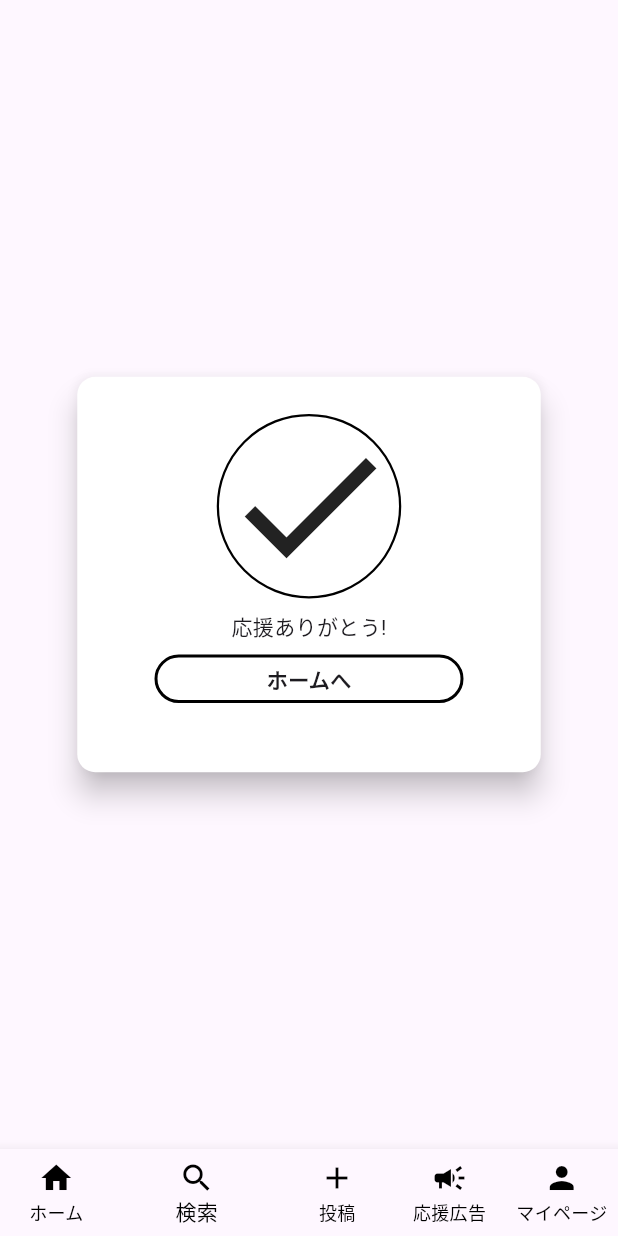
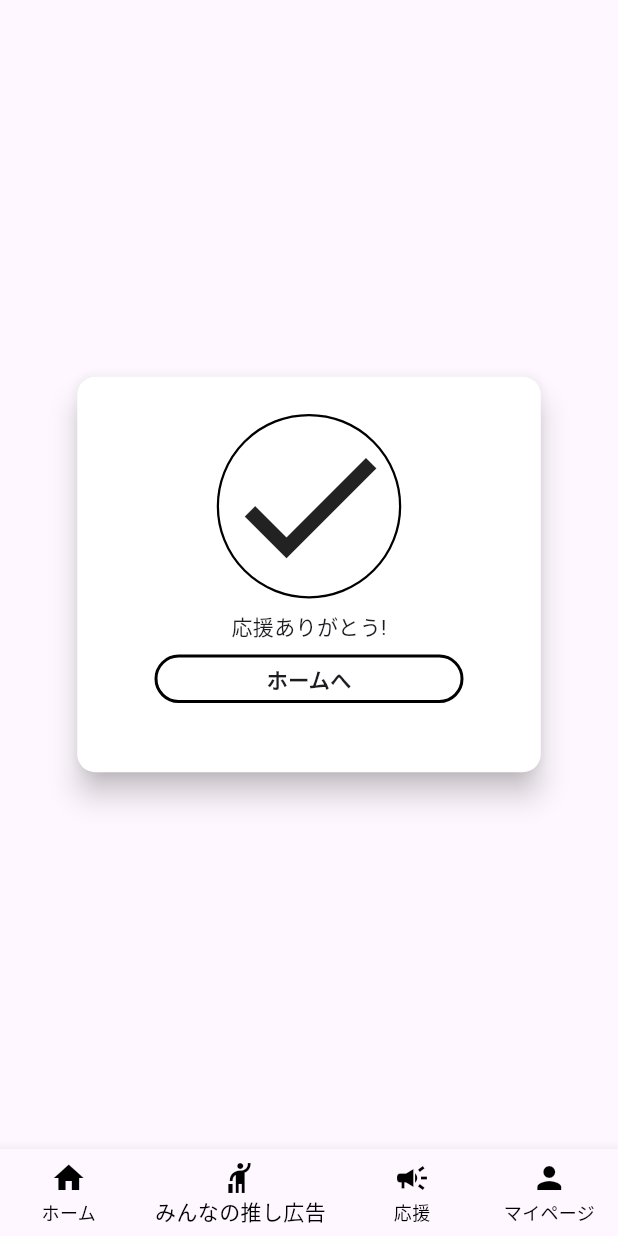
Before and after one commit to gls-tohtech/oshikatsu-product, a Flutter app: the screen it shows after launch, item 2 of the bottom bar chosen, on a phone screen of 412 x 824 dp. Run offline on Flutter 3.47's test engine with Material 3 defaults, Android fonts, the phone set to English and light mode, and no system bars; our stand-ins replace cloud_firestore, file_picker, firebase_auth, firebase_core, firebase_storage, flutter_chat_types and 4 more; missing offline and left inert: flutter_firebase_chat_core; accounts and stored records are empty; network calls fail; project files that could hold a hidden picture were left out.

Commit message:
ボトムバーの変更

```diff
--- a/flutter/lib/main.dart
+++ b/flutter/lib/main.dart
@@ -9,6 +9,7 @@ import 'package:oshikatsu_product/firebase_options.dart';
 import 'package:oshikatsu_product/models/users/UserAuthInfo.dart';
 import 'package:oshikatsu_product/screens/fragments/chatRoomFragment/room.dart';
 import 'package:oshikatsu_product/screens/pages/homeUI.dart';
+import 'package:oshikatsu_product/screens/pages/supportUI.dart';
 import 'package:oshikatsu_product/widgets/spSuccessPopup.dart';
 
 void main() async {
@@ -18,7 +19,7 @@ void main() async {
   );
 
   try {
-    FirebaseFirestore.instance.useFirestoreEmulator('localhost', 8080);
+    FirebaseFirestore.instance.useFirestoreEmulator('localhost', 8088);
     await FirebaseAuth.instance.useAuthEmulator('localhost', 9099);
     FirebaseStorage.instance.useStorageEmulator('localhost', 9199);
   } catch (e) {
@@ -61,8 +62,7 @@ class _MyHomePageState extends State<MyHomePage> {
   List<Widget> _pages = [
     HomePage(),
     SPSucecssPopupComponent(),
-    Text("submit"),
-    RoomsPage(),
+    SupportUI(),
     Text("profile"),
   ];
 
@@ -97,16 +97,12 @@ class _MyHomePageState extends State<MyHomePage> {
             label: "ホーム"
           ),
           BottomNavigationBarItem(
-            icon: Icon(Icons.search),
-            label: "検索"
-          ),
-          BottomNavigationBarItem(
-            icon: Icon(Icons.add),
-            label: "投稿"
+            icon: Icon(Icons.hail),
+            label: "みんなの推し広告"
           ),
           BottomNavigationBarItem(
             icon: Icon(Icons.campaign),
-            label: "応援広告"
+            label: "応援"
           ),
           BottomNavigationBarItem(
             icon: Icon(Icons.person),
```
Also changed, not shown: flutter/lib/screens/pages/supportUI.dart (added, +16 -0 lines), flutter/lib/screens/pages/supportAdUI.dart (deleted).
